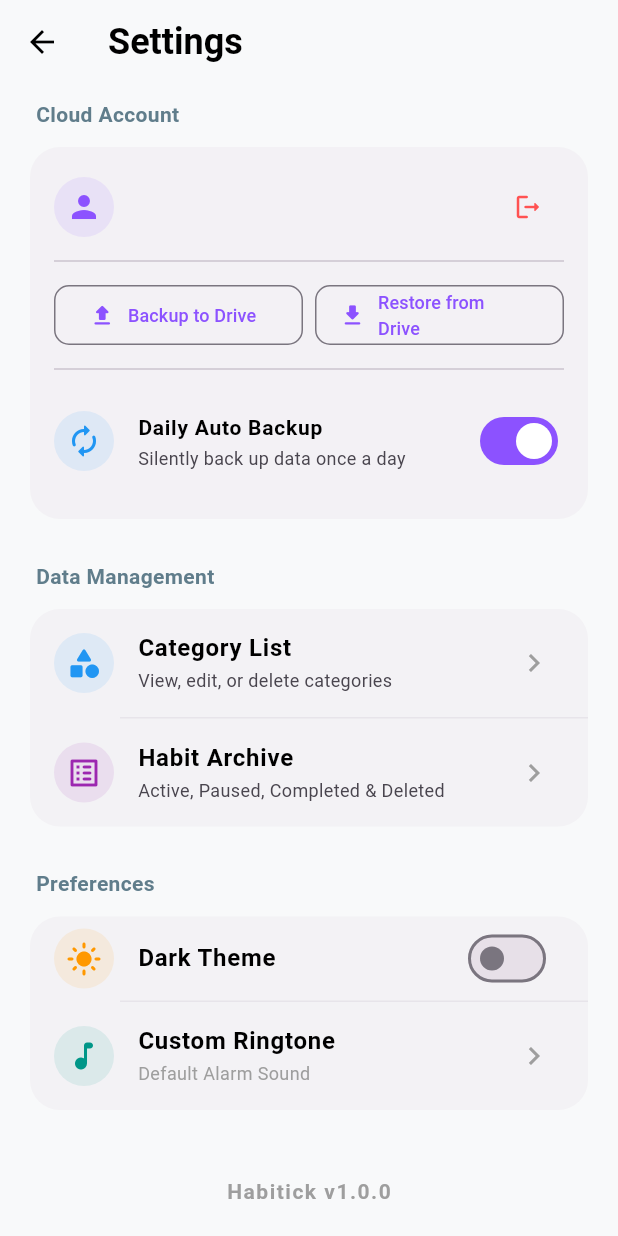
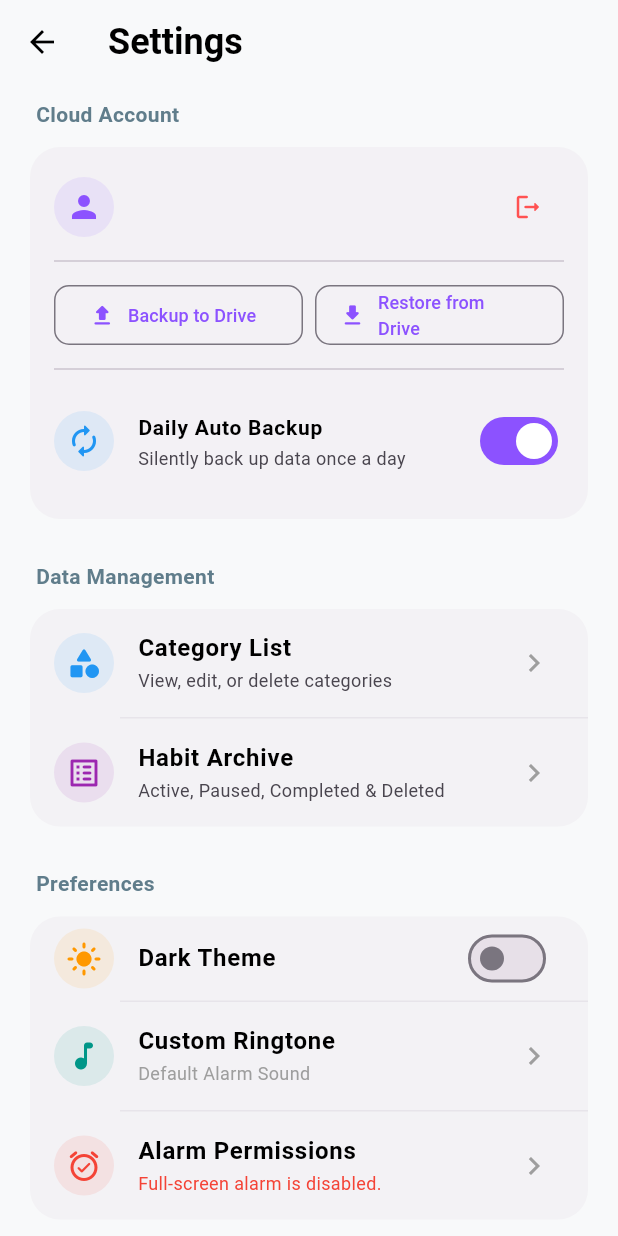
Before and after one commit to Himz2389/Habitick, a Flutter app: the SettingsScreen screen opened directly, after a tap on "Daily Auto Backup", on a phone screen of 412 x 824 dp. Run offline on Flutter 3.47's test engine with Material 3 defaults, Android fonts, the phone set to English and light mode, and no system bars; our stand-ins replace audioplayers, device_info_plus, file_picker, fl_chart, flutter_colorpicker, flutter_local_notifications and 12 more; missing offline and left inert: android_intent_plus, flutter_quill, googleapis; accounts and stored records are empty.

Commit message:
Habitick V1.0.0 alarm screen and app crash fixed

```diff
--- /dev/null
+++ b/lib/core/services/alarm_permission_service.dart
@@ -0,0 +1,46 @@
+import 'dart:io';
+import 'package:flutter/services.dart';
+import 'package:android_intent_plus/android_intent.dart';
+import 'package:device_info_plus/device_info_plus.dart';
+
+class AlarmPermissionService {
+  Future<void> openFullScreenSettings() async {
+    if (!Platform.isAndroid) return;
+
+    final info = await DeviceInfoPlugin().androidInfo;
+
+    if (info.version.sdkInt >= 34) {
+      final intent = AndroidIntent(
+        action: 'android.settings.MANAGE_APP_USE_FULL_SCREEN_INTENT',
+        data: 'package:com.example.habit_flow',
+      );
+
+      await intent.launch();
+    }
+  }
+
+  Future<void> openNotificationSettings() async {
+    final intent = AndroidIntent(
+      action: 'android.settings.APP_NOTIFICATION_SETTINGS',
+      arguments: <String, dynamic>{
+        'android.provider.extra.APP_PACKAGE': 'com.example.habit_flow',
+      },
+    );
+
+    await intent.launch();
+  }
+
+  static const MethodChannel _channel = MethodChannel('habitick/alarm_lock');
+
+  Future<bool> isFullScreenPermissionGranted() async {
+    try {
+      final result = await _channel.invokeMethod(
+        'isFullScreenPermissionGranted',
+      );
+
+      return result == true;
+    } catch (_) {
+      return false;
+    }
+  }
+}
--- a/lib/presentation/screens/settings_screen.dart
+++ b/lib/presentation/screens/settings_screen.dart
@@ -22,11 +22,18 @@ import 'package:habit_flow/presentation/providers/habit_completion_provider.dart
 import 'package:google_sign_in/google_sign_in.dart';
 import 'package:habit_flow/core/services/cloud_sync_service.dart';
 import 'package:habit_flow/data/local/database_helper.dart';
-import 'package:workmanager/workmanager.dart';
+// import 'package:workmanager/workmanager.dart';
 import 'package:flutter/services.dart';
+import 'package:habit_flow/core/services/alarm_permission_service.dart';
+
+
+
+
 
 class SettingsScreen extends ConsumerStatefulWidget {
   const SettingsScreen({super.key});
+
+
 
   @override
   ConsumerState<SettingsScreen> createState() => _SettingsScreenState();
@@ -37,6 +44,9 @@ class _SettingsScreenState extends ConsumerState<SettingsScreen> {
   String? _customRingtonePath;
   bool _autoBackupEnabled = false;
   String _appVersion = "Loading...";
+
+  final permissionService = AlarmPermissionService();
+
 
   Future<void> _loadAutoBackupPref() async {
     final prefs = await SharedPreferences.getInstance();
@@ -55,14 +65,14 @@ class _SettingsScreenState extends ConsumerState<SettingsScreen> {
 
     if (value) {
       // 🚨 ON kiya: Har 24 ghante ke liye task register karo
-      await Workmanager().registerPeriodicTask(
-        "habitflow_backup", // Unique ID
-        "googleDriveBackupTask", // Task Name (Dispatcher me yahi match kiya hai)
-        frequency: const Duration(hours: 24),
-        constraints: Constraints(
-          networkType: NetworkType.connected, // Backup ke liye net chahiye
-        ),
-      );
+    //  await Workmanager().registerPeriodicTask(
+    //    "habitflow_backup", // Unique ID
+    //    "googleDriveBackupTask", // Task Name (Dispatcher me yahi match kiya hai)
+    //    frequency: const Duration(hours: 24),
+    //    constraints: Constraints(
+    //      networkType: NetworkType.connected, // Backup ke liye net chahiye
+    //    ),
+    //  );
 
       // Agar ON karte time net hai, to pehla backup instant maar do
       if (_googleSignIn.currentUser != null) {
@@ -80,13 +90,13 @@ class _SettingsScreenState extends ConsumerState<SettingsScreen> {
         }
       }
     } else {
-      // 🚨 OFF kiya: Background task cancel kar do
-      await Workmanager().cancelByUniqueName("habitflow_backup");
-      if (mounted) {
-        ScaffoldMessenger.of(context).showSnackBar(
-          const SnackBar(content: Text("Auto Backup Disabled."), backgroundColor: Colors.orange),
-        );
-      }
+
+    //  await Workmanager().cancelByUniqueName("habitflow_backup");
+    //  if (mounted) {
+    //    ScaffoldMessenger.of(context).showSnackBar(
+    //      const SnackBar(content: Text("Auto Backup Disabled."), backgroundColor: Colors.orange),
+    //    );
+    //  }
     }
   }
 
@@ -855,6 +865,68 @@ class _SettingsScreenState extends ConsumerState<SettingsScreen> {
                   onTap: _pickCustomRingtone,
                 ),
 
+                Divider(
+  height: 1,
+  color: theme.colorScheme.outlineVariant.withValues(alpha: 0.3),
+  indent: 60,
+),
+
+ListTile(
+  leading: Container(
+    padding: const EdgeInsets.all(8),
+    decoration: BoxDecoration(
+      color: Colors.red.withValues(alpha: 0.1),
+      shape: BoxShape.circle,
+    ),
+    child: const Icon(
+      Icons.alarm_on_rounded,
+      color: Colors.red,
+    ),
+  ),
+
+  title: const Text(
+    "Alarm Permissions",
+    style: TextStyle(
+      fontWeight: FontWeight.w600,
+    ),
+  ),
+
+  subtitle: FutureBuilder<bool>(
+    future: permissionService.isFullScreenPermissionGranted(),
+    builder: (context, snapshot) {
+
+      final granted = snapshot.data ?? false;
+
+      return Text(
+        granted
+            ? "All alarm permissions are configured."
+            : "Full-screen alarm is disabled.",
+        style: TextStyle(
+          fontSize: 12,
+          color: granted
+              ? Colors.green
+              : Colors.red,
+        ),
+      );
+    },
+  ),
+
+  trailing: const Icon(
+    Icons.chevron_right,
+    color: Colors.grey,
+  ),
+
+  onTap: () async {
+
+    await permissionService.openFullScreenSettings();
+
+    if (mounted) {
+      setState(() {});
+    }
+
+  },
+),
+
               ],
             ),
           ),
--- a/pubspec.yaml
+++ b/pubspec.yaml
@@ -72,7 +72,8 @@ dependencies:
   flutter_phoenix: ^1.1.1
   package_info_plus: ^9.0.1
   url_launcher: ^6.3.0
-  workmanager: ^0.6.0
+  android_intent_plus: ^5.3.1
+  device_info_plus: ^11.5.0
 
 dev_dependencies:
   flutter_test:
```
Also changed, not shown: lib/core/services/notification_service.dart (+14 -38 lines), lib/main.dart (+15 -14 lines), lib/presentation/screens/onboarding_screen.dart (+33 -18 lines), lib/presentation/screens/permission_screen.dart (added, +143 -0 lines), lib/presentation/screens/splash_screen.dart (+34 -18 lines), pubspec.lock, 3 other files.
